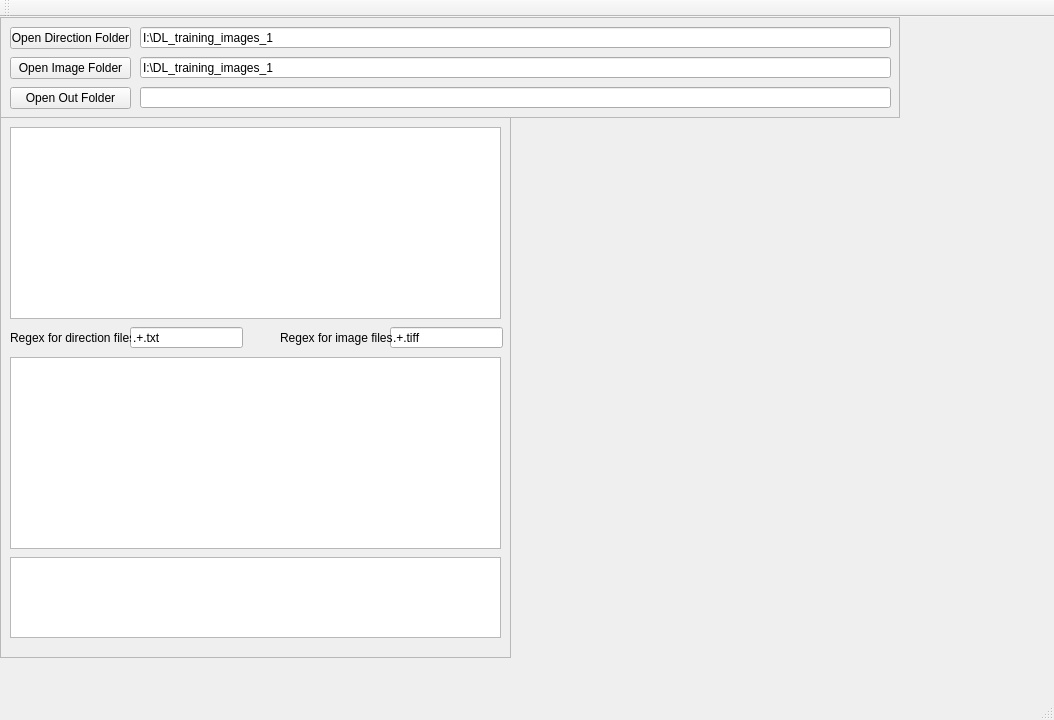
The window that mainwindow.ui (marcinkociolek/BasicDirMapVieverV02) describes before a commit, drawn with Qt 5.
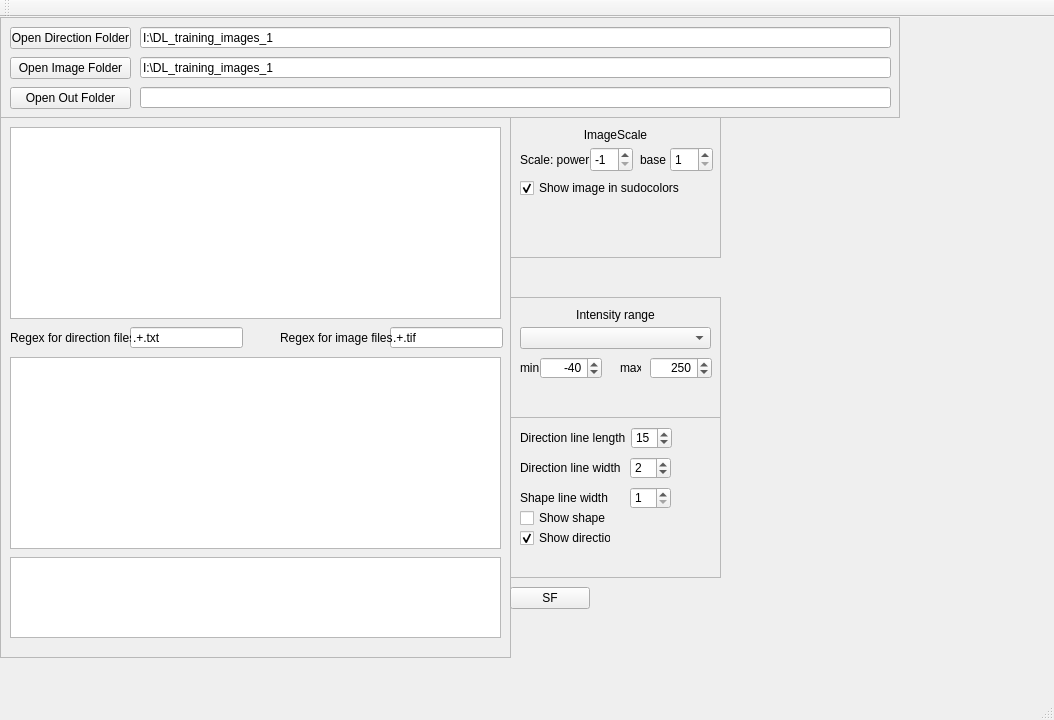
The same window after the commit.

```diff
--- a/mainwindow.ui
+++ b/mainwindow.ui
@@ -130,7 +130,7 @@
       </rect>
      </property>
      <property name="text">
-      <string>.+.tiff</string>
+      <string>.+.tif</string>
      </property>
     </widget>
     <widget class="QListWidget" name="listWidgetImageFiles">
@@ -203,6 +203,393 @@
      </property>
     </widget>
    </widget>
+   <widget class="QFrame" name="frame_3">
+    <property name="geometry">
+     <rect>
+      <x>510</x>
+      <y>100</y>
+      <width>211</width>
+      <height>141</height>
+     </rect>
+    </property>
+    <property name="frameShape">
+     <enum>QFrame::StyledPanel</enum>
+    </property>
+    <property name="frameShadow">
+     <enum>QFrame::Raised</enum>
+    </property>
+    <widget class="QSpinBox" name="spinBoxScaleBase">
+     <property name="geometry">
+      <rect>
+       <x>160</x>
+       <y>30</y>
+       <width>43</width>
+       <height>25</height>
+      </rect>
+     </property>
+     <property name="minimum">
+      <number>1</number>
+     </property>
+     <property name="maximum">
+      <number>8</number>
+     </property>
+     <property name="value">
+      <number>1</number>
+     </property>
+    </widget>
+    <widget class="QLabel" name="labelScalePower">
+     <property name="geometry">
+      <rect>
+       <x>10</x>
+       <y>30</y>
+       <width>71</width>
+       <height>25</height>
+      </rect>
+     </property>
+     <property name="text">
+      <string>Scale: power</string>
+     </property>
+    </widget>
+    <widget class="QLabel" name="labelScaleBase">
+     <property name="geometry">
+      <rect>
+       <x>130</x>
+       <y>30</y>
+       <width>31</width>
+       <height>25</height>
+      </rect>
+     </property>
+     <property name="text">
+      <string>base</string>
+     </property>
+    </widget>
+    <widget class="QSpinBox" name="spinBoxScalePower">
+     <property name="geometry">
+      <rect>
+       <x>80</x>
+       <y>30</y>
+       <width>43</width>
+       <height>25</height>
+      </rect>
+     </property>
+     <property name="minimum">
+      <number>-1</number>
+     </property>
+     <property name="maximum">
+      <number>2</number>
+     </property>
+     <property name="value">
+      <number>-1</number>
+     </property>
+    </widget>
+    <widget class="QLabel" name="labelImageScale">
+     <property name="geometry">
+      <rect>
+       <x>10</x>
+       <y>10</y>
+       <width>191</width>
+       <height>16</height>
+      </rect>
+     </property>
+     <property name="text">
+      <string>ImageScale</string>
+     </property>
+     <property name="alignment">
+      <set>Qt::AlignCenter</set>
+     </property>
+    </widget>
+    <widget class="QCheckBox" name="checkBoxShowSudoColor">
+     <property name="geometry">
+      <rect>
+       <x>10</x>
+       <y>60</y>
+       <width>191</width>
+       <height>22</height>
+      </rect>
+     </property>
+     <property name="text">
+      <string>Show image in sudocolors</string>
+     </property>
+     <property name="checked">
+      <bool>true</bool>
+     </property>
+    </widget>
+   </widget>
+   <widget class="QFrame" name="frame_4">
+    <property name="geometry">
+     <rect>
+      <x>510</x>
+      <y>280</y>
+      <width>211</width>
+      <height>121</height>
+     </rect>
+    </property>
+    <property name="frameShape">
+     <enum>QFrame::StyledPanel</enum>
+    </property>
+    <property name="frameShadow">
+     <enum>QFrame::Raised</enum>
+    </property>
+    <widget class="QLabel" name="labelDisplayRange">
+     <property name="geometry">
+      <rect>
+       <x>10</x>
+       <y>10</y>
+       <width>191</width>
+       <height>16</height>
+      </rect>
+     </property>
+     <property name="text">
+      <string>Intensity range</string>
+     </property>
+     <property name="alignment">
+      <set>Qt::AlignCenter</set>
+     </property>
+    </widget>
+    <widget class="QLabel" name="labelMaxIntensity">
+     <property name="geometry">
+      <rect>
+       <x>110</x>
+       <y>60</y>
+       <width>21</width>
+       <height>22</height>
+      </rect>
+     </property>
+     <property name="text">
+      <string>max</string>
+     </property>
+    </widget>
+    <widget class="QDoubleSpinBox" name="doubleSpinBoxImMax">
+     <property name="geometry">
+      <rect>
+       <x>140</x>
+       <y>60</y>
+       <width>62</width>
+       <height>22</height>
+      </rect>
+     </property>
+     <property name="alignment">
+      <set>Qt::AlignRight|Qt::AlignTrailing|Qt::AlignVCenter</set>
+     </property>
+     <property name="decimals">
+      <number>0</number>
+     </property>
+     <property name="maximum">
+      <double>605535.000000000000000</double>
+     </property>
+     <property name="singleStep">
+      <double>512.000000000000000</double>
+     </property>
+     <property name="value">
+      <double>250.000000000000000</double>
+     </property>
+    </widget>
+    <widget class="QComboBox" name="comboBoxDisplayRange">
+     <property name="geometry">
+      <rect>
+       <x>10</x>
+       <y>30</y>
+       <width>191</width>
+       <height>22</height>
+      </rect>
+     </property>
+    </widget>
+    <widget class="QLabel" name="labelMinIntensity">
+     <property name="geometry">
+      <rect>
+       <x>10</x>
+       <y>60</y>
+       <width>21</width>
+       <height>22</height>
+      </rect>
+     </property>
+     <property name="text">
+      <string>min</string>
+     </property>
+    </widget>
+    <widget class="QDoubleSpinBox" name="doubleSpinBoxImMin">
+     <property name="geometry">
+      <rect>
+       <x>30</x>
+       <y>60</y>
+       <width>62</width>
+       <height>22</height>
+      </rect>
+     </property>
+     <property name="alignment">
+      <set>Qt::AlignRight|Qt::AlignTrailing|Qt::AlignVCenter</set>
+     </property>
+     <property name="decimals">
+      <number>0</number>
+     </property>
+     <property name="minimum">
+      <double>-65535.000000000000000</double>
+     </property>
+     <property name="maximum">
+      <double>65535.000000000000000</double>
+     </property>
+     <property name="singleStep">
+      <double>512.000000000000000</double>
+     </property>
+     <property name="value">
+      <double>-40.000000000000000</double>
+     </property>
+    </widget>
+   </widget>
+   <widget class="QFrame" name="frame_5">
+    <property name="geometry">
+     <rect>
+      <x>510</x>
+      <y>400</y>
+      <width>211</width>
+      <height>161</height>
+     </rect>
+    </property>
+    <property name="frameShape">
+     <enum>QFrame::StyledPanel</enum>
+    </property>
+    <property name="frameShadow">
+     <enum>QFrame::Raised</enum>
+    </property>
+    <widget class="QDoubleSpinBox" name="doubleSpinBoxDirectionLineLenght">
+     <property name="geometry">
+      <rect>
+       <x>121</x>
+       <y>10</y>
+       <width>41</width>
+       <height>22</height>
+      </rect>
+     </property>
+     <property name="decimals">
+      <number>0</number>
+     </property>
+     <property name="value">
+      <double>15.000000000000000</double>
+     </property>
+    </widget>
+    <widget class="QSpinBox" name="spinBoxDirectionLineWidth">
+     <property name="geometry">
+      <rect>
+       <x>120</x>
+       <y>40</y>
+       <width>41</width>
+       <height>22</height>
+      </rect>
+     </property>
+     <property name="minimum">
+      <number>1</number>
+     </property>
+     <property name="maximum">
+      <number>10</number>
+     </property>
+     <property name="value">
+      <number>2</number>
+     </property>
+    </widget>
+    <widget class="QSpinBox" name="spinBoxShapeLineWidth">
+     <property name="geometry">
+      <rect>
+       <x>120</x>
+       <y>70</y>
+       <width>41</width>
+       <height>22</height>
+      </rect>
+     </property>
+     <property name="minimum">
+      <number>1</number>
+     </property>
+     <property name="maximum">
+      <number>5</number>
+     </property>
+     <property name="value">
+      <number>1</number>
+     </property>
+    </widget>
+    <widget class="QLabel" name="label_4">
+     <property name="geometry">
+      <rect>
+       <x>10</x>
+       <y>40</y>
+       <width>101</width>
+       <height>22</height>
+      </rect>
+     </property>
+     <property name="text">
+      <string>Direction line width</string>
+     </property>
+    </widget>
+    <widget class="QCheckBox" name="checkBoxShowSape">
+     <property name="geometry">
+      <rect>
+       <x>10</x>
+       <y>90</y>
+       <width>101</width>
+       <height>22</height>
+      </rect>
+     </property>
+     <property name="text">
+      <string>Show shape</string>
+     </property>
+     <property name="checked">
+      <bool>false</bool>
+     </property>
+    </widget>
+    <widget class="QCheckBox" name="checkBoxShowDirection">
+     <property name="geometry">
+      <rect>
+       <x>10</x>
+       <y>110</y>
+       <width>91</width>
+       <height>22</height>
+      </rect>
+     </property>
+     <property name="text">
+      <string>Show direction</string>
+     </property>
+     <property name="checked">
+      <bool>true</bool>
+     </property>
+    </widget>
+    <widget class="QLabel" name="label_2">
+     <property name="geometry">
+      <rect>
+       <x>10</x>
+       <y>10</y>
+       <width>111</width>
+       <height>22</height>
+      </rect>
+     </property>
+     <property name="text">
+      <string>Direction line length</string>
+     </property>
+    </widget>
+    <widget class="QLabel" name="label_5">
+     <property name="geometry">
+      <rect>
+       <x>10</x>
+       <y>70</y>
+       <width>91</width>
+       <height>22</height>
+      </rect>
+     </property>
+     <property name="text">
+      <string>Shape line width</string>
+     </property>
+    </widget>
+   </widget>
+   <widget class="QPushButton" name="pushButtonSF">
+    <property name="geometry">
+     <rect>
+      <x>510</x>
+      <y>570</y>
+      <width>80</width>
+      <height>22</height>
+     </rect>
+    </property>
+    <property name="text">
+     <string>SF</string>
+    </property>
+   </widget>
   </widget>
   <widget class="QMenuBar" name="menuBar">
    <property name="geometry">
```
